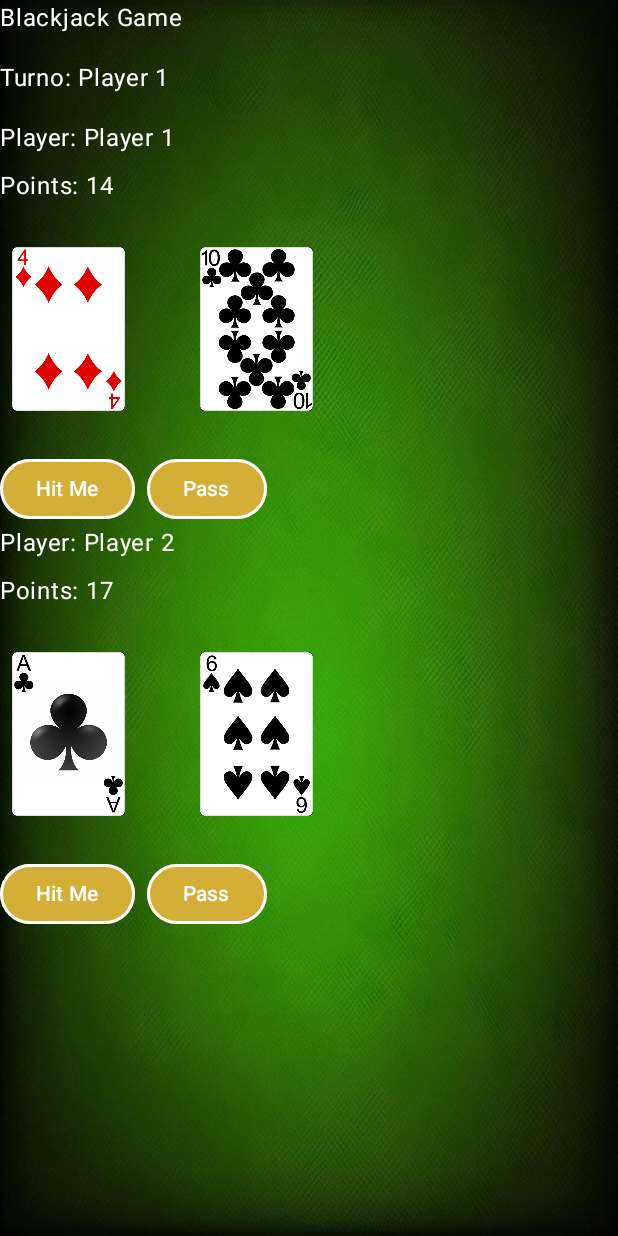
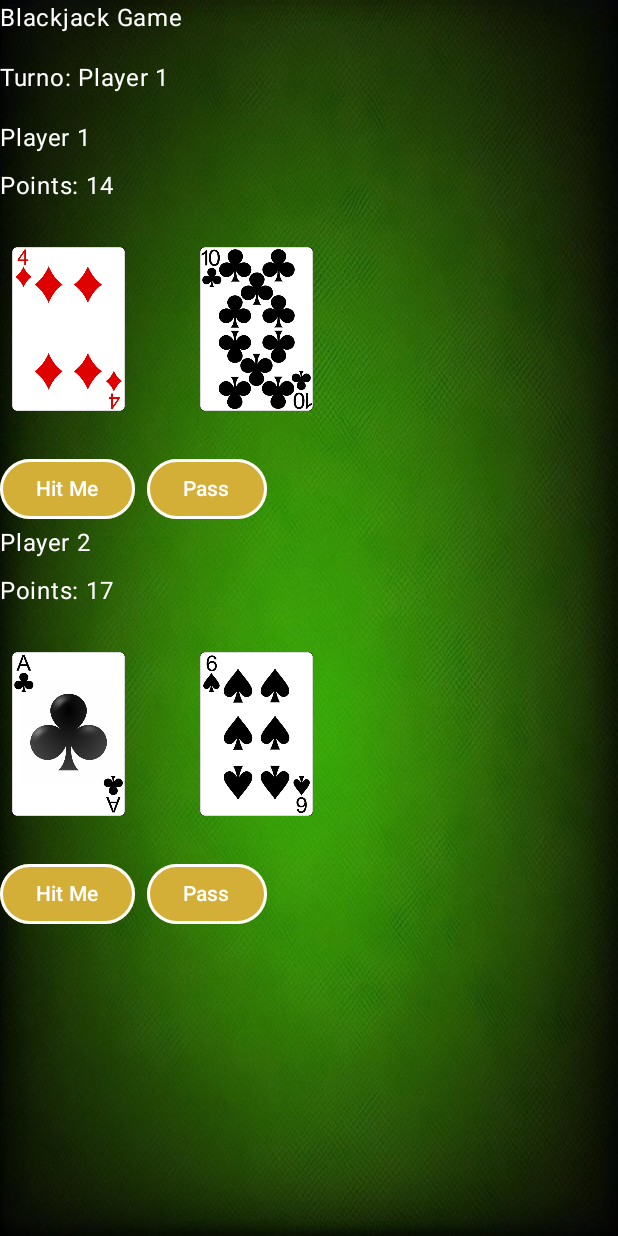
Before and after one commit to agustrodmar/dint-proyecto2-BlackjackSpecial, an Android app built with Jetpack Compose: the BlackjackScreen screen opened through its navigation route, after a tap on "Start Game", on a phone screen of 412 x 824 dp. Run offline under Robolectric (Android 15) with nearby library versions, the phone set to English and light mode, and no system bars; our stand-ins replace livedata-compose.

Commit message:
Player: PLayer 1 doesn't appear anymore, it was redundant; Tie was given as a victory to Player 1, now Ties scenarios  are included

```diff
--- a/app/src/main/java/com/arodmar432p/blackjackspecial/ui/BlackjackGame.kt
+++ b/app/src/main/java/com/arodmar432p/blackjackspecial/ui/BlackjackGame.kt
@@ -97,10 +97,22 @@ fun PlayerCard(player: Player, gameViewModel: BlackjackGameViewModel, index: Int
                 }
             }
         )
+      // Con este condicional manejo que sea empate.
+    } else if (gameViewModel.showDialog.value == true) {
+        AlertDialog(
+            onDismissRequest = { gameViewModel.closeDialog() },
+            title = { Text(text = "Game Over") },
+            text = { Text(text = "El resultado es de empate") },
+            confirmButton = {
+                Button(onClick = { gameViewModel.closeDialog() }) {
+                    Text("Aceptar")
+                }
+            }
+        )
     }
 
     Column {
-        Text(text = "Player: ${player.name}", color = Color.White)
+        Text(text = "${player.name}", color = Color.White)
         Spacer(modifier = Modifier.height(8.dp))
         Text(text = "Points: ${gameViewModel.calculatePoints(player.hand)}", color = Color.White)
         Spacer(modifier = Modifier.height(8.dp))
@@ -123,8 +135,6 @@ fun PlayerCard(player: Player, gameViewModel: BlackjackGameViewModel, index: Int
                 )
             }
         }
-
-        gameViewModel.checkForBlackjack()
 
 
         Spacer(modifier = Modifier.height(8.dp))
--- /dev/null
+++ b/app/src/main/java/com/arodmar432p/blackjackspecial/ui/Results.kt
@@ -0,0 +1 @@
+package com.arodmar432p.blackjackspecial.ui
```
Also changed, not shown: app/src/main/java/com/arodmar432p/blackjackspecial/ui/BlackjackGameViewModel.kt (+16 -5 lines).
